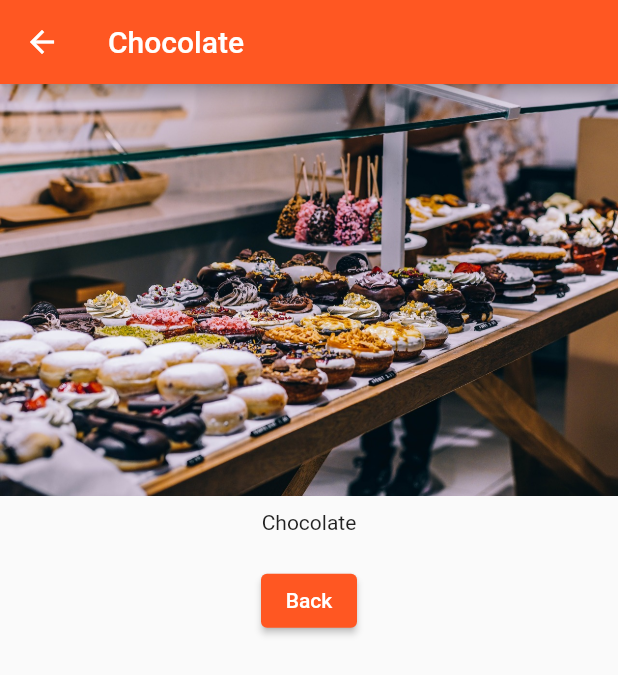
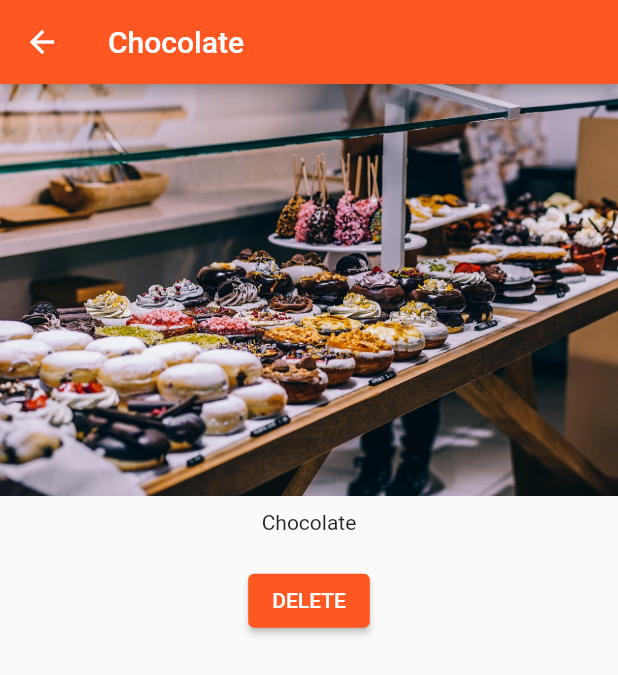
Before and after one commit to BNorelden/flutter_course, a Flutter app: the screen it shows after launch, after a tap on "Add Product", after a tap on "Details", on a phone screen of 412 x 824 dp. Shown: the top 675 px of the screen. Run offline on Flutter 3.47's test engine with Material 2 defaults, Android fonts, the phone set to English and light mode, and no system bars.

Commit message:
- delete method in product manager -deleteProduct Function but had to set it to any instead of Function - bool value also set as any instead of bool to dodge error - to avoid errors and be able to run app. bool, Function were set to any

```diff
--- a/lib/pages/product.dart
+++ b/lib/pages/product.dart
@@ -23,8 +23,8 @@ class ProductPage extends StatelessWidget {
           Container(
               padding: EdgeInsets.all(10.0),
               child: ElevatedButton(
-                  child: Text('Back'),
-                  onPressed: () => Navigator.pop(context))),
+                  child: Text('DELETE'),
+                  onPressed: () => Navigator.pop(context, true))),
         ],
       ),
 
--- a/lib/products.dart
+++ b/lib/products.dart
@@ -3,8 +3,9 @@ import './pages/product.dart';
 
 class Products extends StatelessWidget {
   final List<Map<String, String>> products;
+  final deleteProduct; // Function type
 
-  Products([this.products = const []]) {
+  Products(this.products, {this.deleteProduct}) {
     //square brackets make it optional
     print('[Products Widget] Constructor');
   }
@@ -21,12 +22,19 @@ class Products extends StatelessWidget {
         ButtonBar(alignment: MainAxisAlignment.center, children: <Widget>[
           ElevatedButton(
             child: Text('Details'),
-            onPressed: () => Navigator.push(
-                context,
-                MaterialPageRoute(
-                  builder: (BuildContext context) => ProductPage(
-                      products[index]['title']!, products[index]['image']!),
-                )),
+            onPressed: () => Navigator.push<bool>(
+              context,
+              MaterialPageRoute(
+                builder: (BuildContext context) => ProductPage(
+                    products[index]['title']!, products[index]['image']!),
+              ),
+            ).then((value) {
+              //bool argument value causing app to crash
+              if (value == true) {
+                deleteProduct(index);
+              }
+              print(value);
+            }),
           ),
         ])
       ],
--- a/lib/products_manager.dart
+++ b/lib/products_manager.dart
@@ -52,6 +52,12 @@ class _ProductManagerState extends State<ProductManager> {
     });
   }
 
+  void _deleteProduct(int index) {
+    setState(() {
+      _products.removeAt(index);
+    });
+  }
+
   @override
   Widget build(BuildContext context) {
     print('[ProductsManager State] build()');
@@ -62,8 +68,9 @@ class _ProductManagerState extends State<ProductManager> {
           child: ProductControl(_addProduct),
         ),
         Expanded(
-            child: Products(
-                _products)) // _products would make it empty since I made products empty []
+            child: Products(_products,
+                deleteProduct:
+                    _deleteProduct)) // _products would make it empty since I made products empty []
       ],
     );
   }
```
